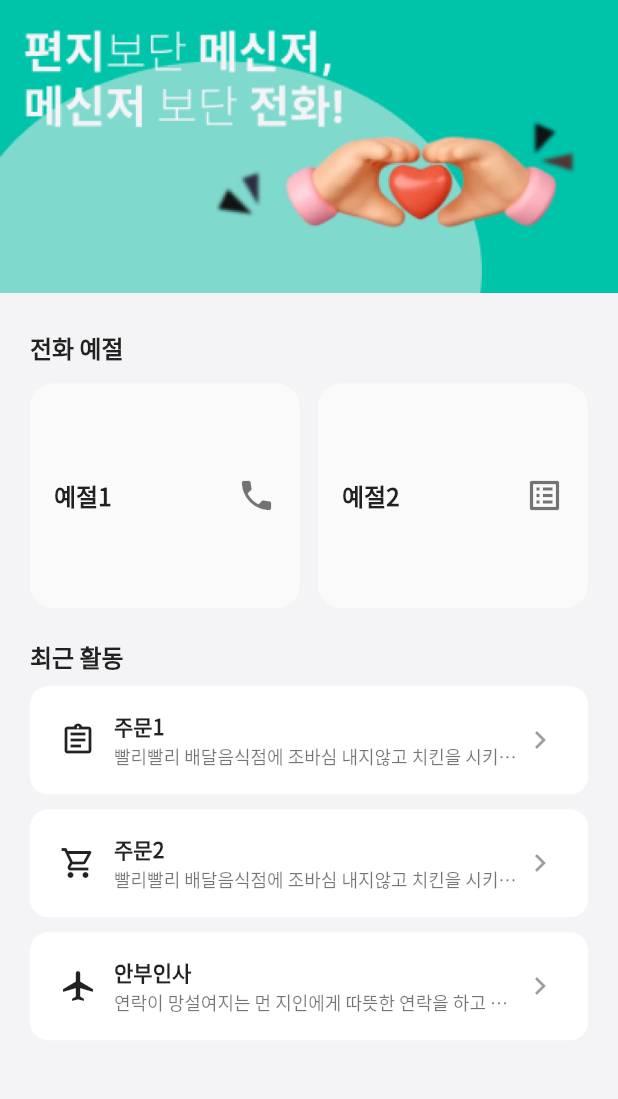
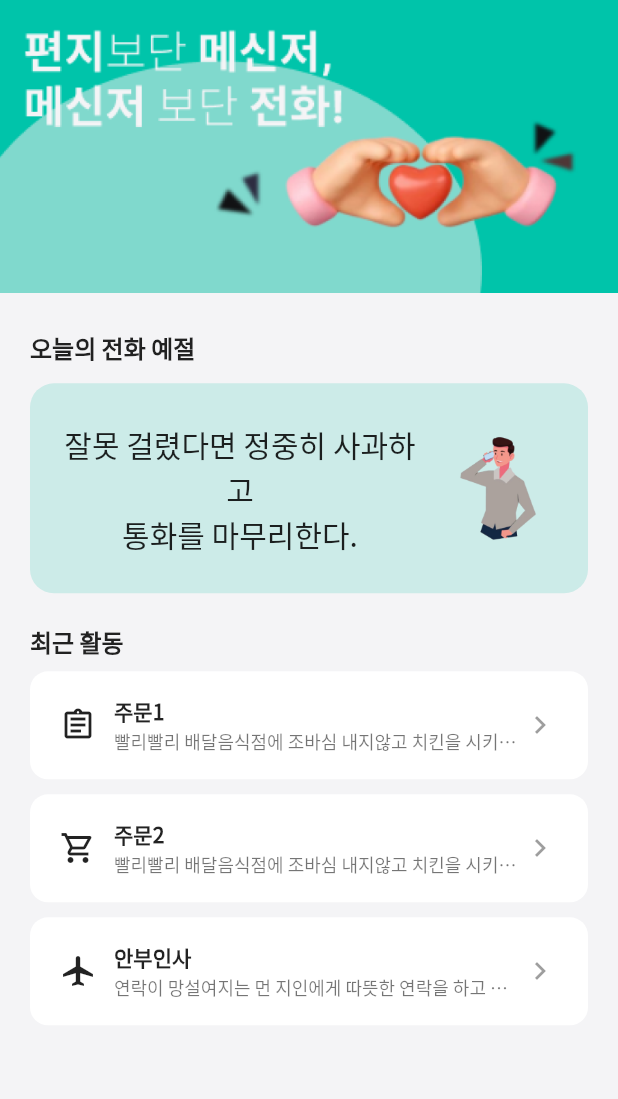
Before and after one commit to AI-based-Call-Training-System/Flutter_FE, a Flutter app: the HomePage screen opened directly, on a phone screen of 412 x 824 dp, the part 129-1228 px from its top. Run offline on Flutter 3.47's test engine with Material 3 defaults, Android fonts, the phone set to English and light mode, and no system bars; our stand-ins replace permission_handler, shared_preferences; missing offline and left inert: dart:html, flutter_sound; accounts and stored records are empty.

Commit message:
feat: 전화 예절 수정

```diff
--- a/lib/home_page.dart
+++ b/lib/home_page.dart
@@ -1,11 +1,37 @@
+import 'dart:math';
 import 'package:flutter/material.dart';
 import 'call_page.dart';
 import 'main_navi.dart';
 import 'feedback_result_page.dart';
 
-class HomePage extends StatelessWidget {
+class HomePage extends StatefulWidget {
   const HomePage({super.key});
   static const double side = 20;
+
+  @override
+  State<HomePage> createState() => _HomePageState();
+}
+
+class _HomePageState extends State<HomePage> {
+  // 전화 예절 문구 목록
+  static const List<String> etiquetteTips = [
+    '용건을 미리 정리해\n 짧은 통화가 되게 한다.',
+    '늦은 밤, 이른 아침, \n식사시간은 가급적 피한다.',
+    '잘못 걸렸다면 정중히 사과하고 \n통화를 마무리한다.',
+    '통화가 연결되면 인사하고\n자신을 소개한다.',
+    '상이 이쪽을 알아차리면 \n먼저 인사하고 용건을 말한다.',
+    '상대가 없으면 정중히 부탁하고 \n용건을 전한다.',
+    '상대방과 통화 후 \n먼저 끊은 것을 확인한 후에\n끊는다.',
+  ];
+
+  late String todayTip;
+
+  @override
+  void initState() {
+    super.initState();
+    // 홈 화면 진입 시 랜덤 팁 1개 선택
+    todayTip = etiquetteTips[Random().nextInt(etiquetteTips.length)];
+  }
 
   void _goCall(BuildContext context, String scenario) {
     Navigator.push(
@@ -21,17 +47,15 @@ class HomePage extends StatelessWidget {
       backgroundColor: const Color(0xFFF4F4F6),
       body: SafeArea(
         child: SingleChildScrollView(
-          padding: const EdgeInsets.only(bottom: 24), // 하단 네비 여유
+          padding: const EdgeInsets.only(bottom: 24),
           child: Column(
             crossAxisAlignment: CrossAxisAlignment.start,
             children: [
-
               // 상단 로고
               Padding(
-                padding: const EdgeInsets.fromLTRB(side, 28, side, 20),
+                padding: const EdgeInsets.fromLTRB(HomePage.side, 28, HomePage.side, 20),
                 child: Row(
                   children: [
-                    // assets에 넣어둔 새 로고
                     Image.asset(
                       'assets/logo_telpy.png',
                       height: 38,
@@ -47,37 +71,20 @@ class HomePage extends StatelessWidget {
               ),
               const SizedBox(height: 24),
 
-              // 전화 예절
+              // 전화 예절 (단일 카드 + 랜덤 문구)
               Padding(
                 padding: const EdgeInsets.symmetric(horizontal: 20),
-                child: Text('전화 예절',
-                    style: theme.textTheme.titleMedium?.copyWith(
-                      fontWeight: FontWeight.w700,
-                    )),
+                child: Text(
+                  '오늘의 전화 예절',
+                  style: theme.textTheme.titleMedium?.copyWith(fontWeight: FontWeight.w700),
+                ),
               ),
               const SizedBox(height: 12),
               Padding(
                 padding: const EdgeInsets.symmetric(horizontal: 20),
-                child: Row(
-                  children: [
-                    Expanded(
-                      child: _EtiquetteCard(
-                        title: '예절1',
-                        icon: Icons.phone,
-                        background: const Color(0xFFFFE8D6),
-                        onTap: () => _goCall(context, '예절1'),
-                      ),
-                    ),
-                    const SizedBox(width: 12),
-                    Expanded(
-                      child: _EtiquetteCard(
-                        title: '예절2',
-                        icon: Icons.list_alt,
-                        background: const Color(0xFFE7F0FF),
-                        onTap: () => _goCall(context, '예절2'),
-                      ),
-                    ),
-                  ],
+                child: _TodayEtiquetteCard(
+                  tip: todayTip,
+                  onTap: () => _goCall(context, '전화예절'),
                 ),
               ),
               const SizedBox(height: 20),
@@ -85,10 +92,10 @@ class HomePage extends StatelessWidget {
               // 최근 활동
               Padding(
                 padding: const EdgeInsets.symmetric(horizontal: 20),
-                child: Text('최근 활동',
-                    style: theme.textTheme.titleMedium?.copyWith(
-                      fontWeight: FontWeight.w700,
-                    )),
+                child: Text(
+                  '최근 활동',
+                  style: theme.textTheme.titleMedium?.copyWith(fontWeight: FontWeight.w700),
+                ),
               ),
               const SizedBox(height: 8),
               const Padding(
@@ -123,37 +130,52 @@ class HomePage extends StatelessWidget {
   }
 }
 
-class _EtiquetteCard extends StatelessWidget {
-  final String title;
-  final IconData icon;
-  final Color background;
+class _TodayEtiquetteCard extends StatelessWidget {
+  final String tip;
   final VoidCallback onTap;
-  const _EtiquetteCard({
-    required this.title,
-    required this.icon,
-    required this.background,
+
+  const _TodayEtiquetteCard({
+    required this.tip,
     required this.onTap,
   });
 
-  @override //예절카드
+  @override
   Widget build(BuildContext context) {
     return Material(
-      // color: Colors.white,
+      color: const Color(0x80D9CD).withOpacity(0.35),
       borderRadius: BorderRadius.circular(16),
       child: InkWell(
         onTap: onTap,
         borderRadius: BorderRadius.circular(16),
         child: Container(
-          height: 150,
-          padding: const EdgeInsets.all(16),
+          height: 140, //
+          width: double.infinity,
+          padding: const EdgeInsets.all(20),
           child: Row(
+            crossAxisAlignment: CrossAxisAlignment.center,
             children: [
+              // 왼쪽: 텍스트 영역
               Expanded(
-                child: Text(title,
-                    style: const TextStyle(
-                        fontSize: 16, fontWeight: FontWeight.w700)),
+                child: Text(
+                  tip,
+                  textAlign:TextAlign.center,
+                  style: const TextStyle(
+                    fontSize: 20,
+                    fontWeight: FontWeight.normal,
+                    height: 1.5,
+                    color: Colors.black87,
+                  ),
+                ),
               ),
-              Icon(icon, size: 26, color: Colors.black54),
+              const SizedBox(width: 12),
+
+              // 오른쪽: 이미지 (assets/call_man.png)
+              Image.asset(
+                'assets/call_man.png',
+                width: 80,
+                height: 80,
+                fit: BoxFit.contain,
+              ),
             ],
           ),
         ),
@@ -161,6 +183,7 @@ class _EtiquetteCard extends StatelessWidget {
     );
   }
 }
+
 
 class _RecentTile extends StatelessWidget {
   final IconData leadingIcon;
@@ -172,7 +195,7 @@ class _RecentTile extends StatelessWidget {
     required this.subtitle,
   });
 
-  @override // 최근활동
+  @override
   Widget build(BuildContext context) {
     return Container(
       height: 72,
@@ -190,15 +213,12 @@ class _RecentTile extends StatelessWidget {
               mainAxisAlignment: MainAxisAlignment.center,
               crossAxisAlignment: CrossAxisAlignment.start,
               children: [
-                Text(title,
-                    style: const TextStyle(
-                        fontWeight: FontWeight.w700, fontSize: 14)),
+                Text(title, style: const TextStyle(fontWeight: FontWeight.w700, fontSize: 14)),
                 Text(
                   subtitle,
                   maxLines: 1,
                   overflow: TextOverflow.ellipsis,
-                  style:
-                      const TextStyle(fontSize: 12, color: Colors.black54),
+                  style: const TextStyle(fontSize: 12, color: Colors.black54),
                 ),
               ],
             ),
```
Also changed, not shown: assets/call_man.png (added).
